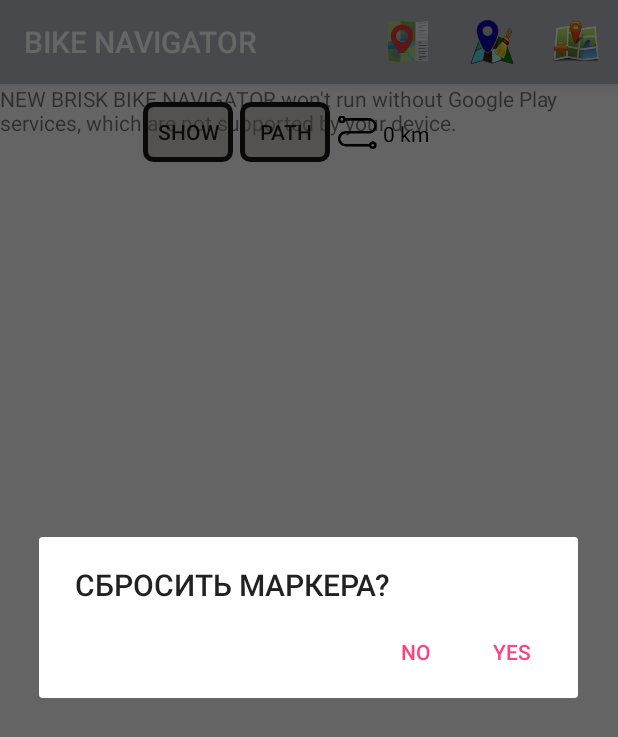
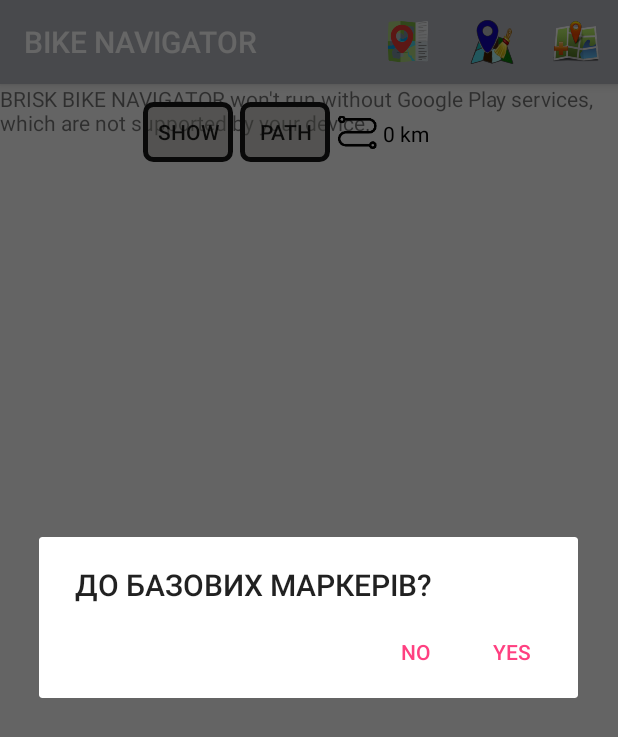
Before and after one commit to Cosmic-M/brisk-bike-navigator-app, an Android app: the screen it shows after launch (MapsActivity), after a tap on "CLEAR", on a phone screen of 412 x 824 dp. Shown: the top 737 px of the screen. Run offline under Robolectric (Android 15) with nearby library versions, the phone set to English and light mode, and no system bars.

```diff
--- a/app/src/main/AndroidManifest.xml
+++ b/app/src/main/AndroidManifest.xml
@@ -32,7 +32,7 @@
 
         <meta-data
             android:name="com.google.android.geo.API_KEY"
-            android:value="${MAPS_API_KEY}" />
+            android:value="AIzaSyAn4gwyt14kRunxHY1kIsGPYTeAXqWpfdo" />
 
         <activity
             android:name=".MapsActivity"
--- a/app/src/main/java/brisk/bike/navigator/modul/DirectionFinder.java
+++ b/app/src/main/java/brisk/bike/navigator/modul/DirectionFinder.java
@@ -24,7 +24,7 @@ import java.util.List;
 public class DirectionFinder {
     private static final String TAG = "TAG";
     private static final String DIRECTION_URL_API = "https://maps.googleapis.com/maps/api/directions/json?";
-    private static final String GOOGLE_API_KEY = "${MAPS_API_KEY}";
+    private static final String GOOGLE_API_KEY = "AIzaSyAn4gwyt14kRunxHY1kIsGPYTeAXqWpfdo";
     private final String origin;
     private final String destination;
     private final DirectionFinderListener listener;
--- a/app/src/main/res/layout/activity_main.xml
+++ b/app/src/main/res/layout/activity_main.xml
@@ -3,7 +3,6 @@
               xmlns:tools="http://schemas.android.com/tools"
               android:layout_width="match_parent"
               android:layout_height="match_parent"
-              android:orientation="vertical"
               tools:context="brisk.bike.navigator.MapsActivity">
 
     <RelativeLayout
--- a/app/src/main/res/values/strings.xml
+++ b/app/src/main/res/values/strings.xml
@@ -1,11 +1,11 @@
 <resources>
-    <string name="app_name">NEW BRISK BIKE NAVIGATOR</string>
+    <string name="app_name">BRISK BIKE NAVIGATOR</string>
     <string name="title_activity_maps">BIKE NAVIGATOR</string>
-    <string name="request">СБРОСИТЬ МАРКЕРА?</string>
+    <string name="request">ДО БАЗОВИХ МАРКЕРІВ?</string>
     <string name="yes">YES</string>
     <string name="no">NO</string>
     <string name="remove">REMOVE</string>
-    <string name="remove_point_question">УДАЛИТЬ МЕСТОПОЛОЖЕНИЕ ИЗ БАЗЫ ДАННЫХ?</string>
-    <string name="add_point_question_dialog">При попытке добавления текущего местоположения в БД,
-        %1$s будет удалена как близ лежащая. Хотите продолжить?</string>
+    <string name="remove_point_question">ВИДАЛИТИ МІСЦЕВІСТЬ З БАЗИ ДАНИХ?</string>
+    <string name="add_point_question_dialog">При намаганні додати поточної місцевості до бази даних,
+        %1$s буде видалена, бо знаходиться поряд. Приймаєте зміни?</string>
 </resources>
```
Also changed, not shown: app/src/main/res/raw/gomilshansk.jpg, app/src/main/res/raw/plotina_eshar.jpg, app/src/main/res/raw/the_kremyanec_mountain.jpg, app/src/main/res/raw/zmiyov_stancia_ionosferi.jpg, 8 other files.
